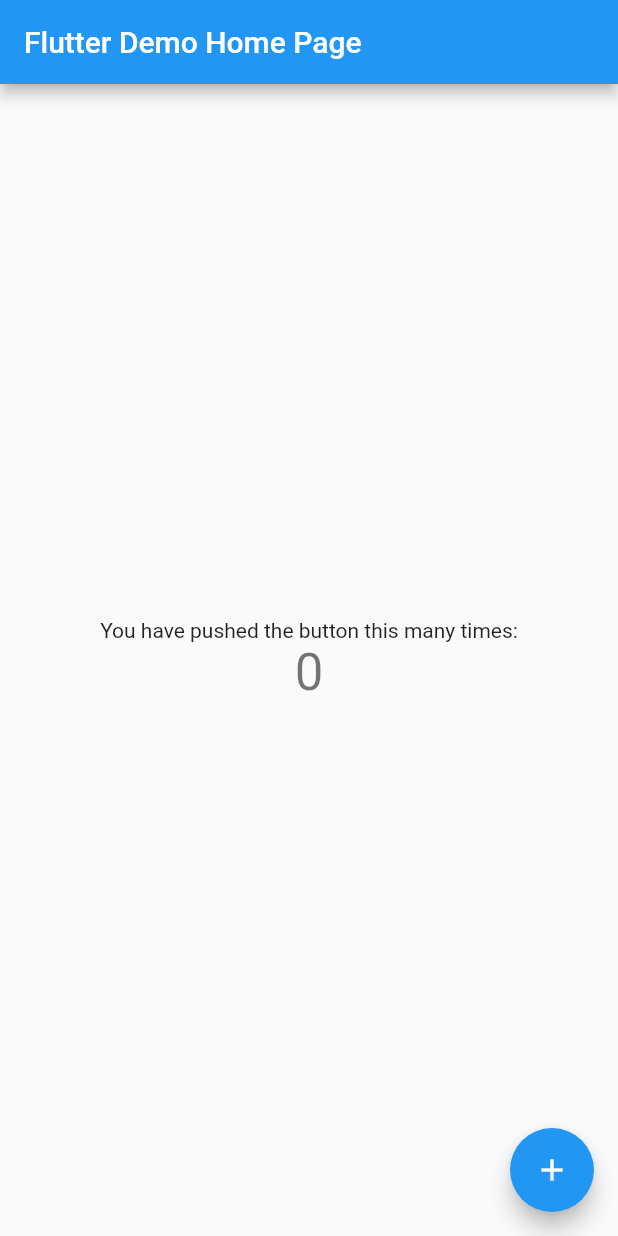
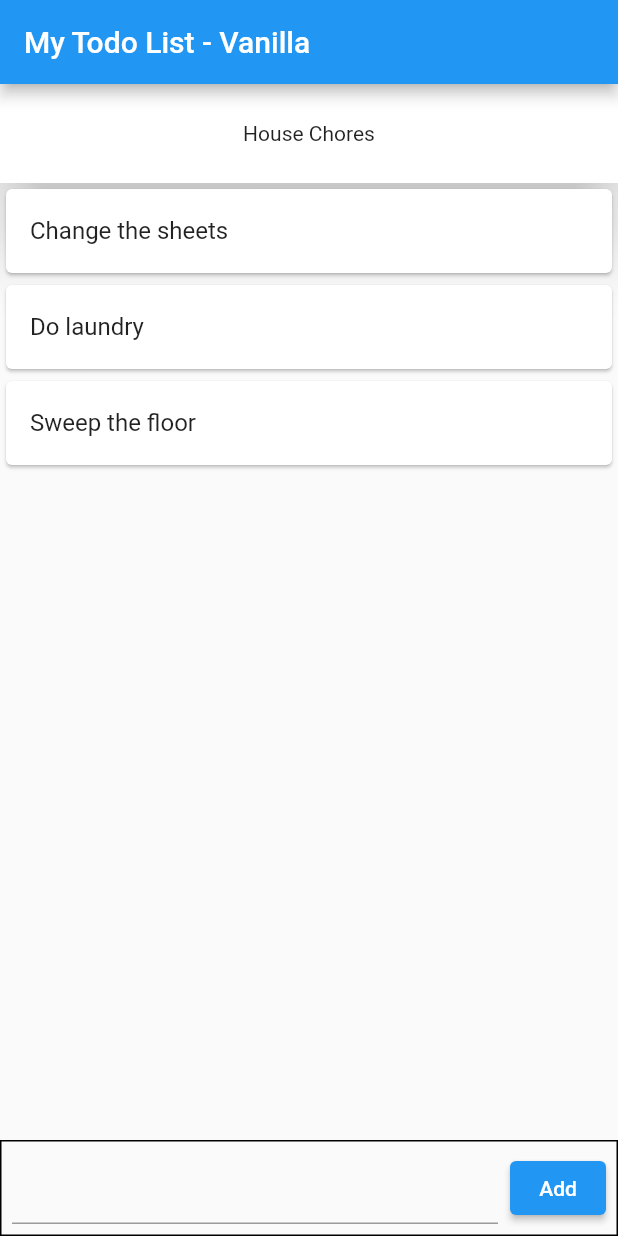
Before and after one commit to BasakK6/flutter_state_management, a Flutter app: the screen it shows after launch, on a phone screen of 412 x 824 dp. Run offline on Flutter 3.47's test engine with Material 2 defaults, Android fonts, the phone set to English and light mode, and no system bars; our stand-ins replace logger.

Commit message:
implemented a simple todo app with vanilla state management

```diff
--- a/lib/main.dart
+++ b/lib/main.dart
@@ -1,4 +1,5 @@
 import 'package:flutter/material.dart';
+import 'package:flutter_state_management/todo_view.dart';
 
 void main() {
   runApp(const MyApp());
@@ -7,109 +8,14 @@ void main() {
 class MyApp extends StatelessWidget {
   const MyApp({super.key});
 
-  // This widget is the root of your application.
   @override
   Widget build(BuildContext context) {
     return MaterialApp(
-      title: 'Flutter Demo',
+      title: 'State Management Methods',
       theme: ThemeData(
-        // This is the theme of your application.
-        //
-        // Try running your application with "flutter run". You'll see the
-        // application has a blue toolbar. Then, without quitting the app, try
-        // changing the primarySwatch below to Colors.green and then invoke
-        // "hot reload" (press "r" in the console where you ran "flutter run",
-        // or simply save your changes to "hot reload" in a Flutter IDE).
-        // Notice that the counter didn't reset back to zero; the application
-        // is not restarted.
         primarySwatch: Colors.blue,
       ),
-      home: const MyHomePage(title: 'Flutter Demo Home Page'),
+      home: const TodoView(),
     );
   }
 }
-
-class MyHomePage extends StatefulWidget {
-  const MyHomePage({super.key, required this.title});
-
-  // This widget is the home page of your application. It is stateful, meaning
-  // that it has a State object (defined below) that contains fields that affect
-  // how it looks.
-
-  // This class is the configuration for the state. It holds the values (in this
-  // case the title) provided by the parent (in this case the App widget) and
-  // used by the build method of the State. Fields in a Widget subclass are
-  // always marked "final".
-
-  final String title;
-
-  @override
-  State<MyHomePage> createState() => _MyHomePageState();
-}
-
-class _MyHomePageState extends State<MyHomePage> {
-  int _counter = 0;
-
-  void _incrementCounter() {
-    setState(() {
-      // This call to setState tells the Flutter framework that something has
-      // changed in this State, which causes it to rerun the build method below
-      // so that the display can reflect the updated values. If we changed
-      // _counter without calling setState(), then the build method would not be
-      // called again, and so nothing would appear to happen.
-      _counter++;
-    });
-  }
-
-  @override
-  Widget build(BuildContext context) {
-    // This method is rerun every time setState is called, for instance as done
-    // by the _incrementCounter method above.
-    //
-    // The Flutter framework has been optimized to make rerunning build methods
-    // fast, so that you can just rebuild anything that needs updating rather
-    // than having to individually change instances of widgets.
-    return Scaffold(
-      appBar: AppBar(
-        // Here we take the value from the MyHomePage object that was created by
-        // the App.build method, and use it to set our appbar title.
-        title: Text(widget.title),
-      ),
-      body: Center(
-        // Center is a layout widget. It takes a single child and positions it
-        // in the middle of the parent.
-        child: Column(
-          // Column is also a layout widget. It takes a list of children and
-          // arranges them vertically. By default, it sizes itself to fit its
-          // children horizontally, and tries to be as tall as its parent.
-          //
-          // Invoke "debug painting" (press "p" in the console, choose the
-          // "Toggle Debug Paint" action from the Flutter Inspector in Android
-          // Studio, or the "Toggle Debug Paint" command in Visual Studio Code)
-          // to see the wireframe for each widget.
-          //
-          // Column has various properties to control how it sizes itself and
-          // how it positions its children. Here we use mainAxisAlignment to
-          // center the children vertically; the main axis here is the vertical
-          // axis because Columns are vertical (the cross axis would be
-          // horizontal).
-          mainAxisAlignment: MainAxisAlignment.center,
-          children: <Widget>[
-            const Text(
-              'You have pushed the button this many times:',
-            ),
-            Text(
-              '$_counter',
-              style: Theme.of(context).textTheme.headline4,
-            ),
-          ],
-        ),
-      ),
-      floatingActionButton: FloatingActionButton(
-        onPressed: _incrementCounter,
-        tooltip: 'Increment',
-        child: const Icon(Icons.add),
-      ), // This trailing comma makes auto-formatting nicer for build methods.
-    );
-  }
-}
--- /dev/null
+++ b/lib/repository/todo_repository.dart
@@ -0,0 +1,13 @@
+class TodoRepository {
+  List<String> todoItems = [
+    "Change the sheets",
+    "Do laundry",
+    "Sweep the floor",
+  ];
+
+  String category = "House Chores";
+
+  void addItem(String text) {
+    todoItems.add(text);
+  }
+}
--- /dev/null
+++ b/lib/todo_view.dart
@@ -0,0 +1,180 @@
+import 'package:flutter/material.dart';
+import 'package:flutter_state_management/utility/project_logger.dart';
+import 'package:flutter_state_management/repository/todo_repository.dart';
+
+class TodoView extends StatefulWidget {
+  const TodoView({Key? key}) : super(key: key);
+
+  @override
+  State<TodoView> createState() => _TodoViewState();
+}
+
+class _TodoViewState extends State<TodoView> {
+  late TodoRepository todoRepository;
+
+  @override
+  void initState() {
+    super.initState();
+    todoRepository = TodoRepository();
+  }
+
+  void addTodo(String text) {
+    setState(() {
+      todoRepository.addItem(text);
+    });
+  }
+
+  @override
+  Widget build(BuildContext context) {
+    //print("TodoView build run");
+    ProjectLogger().logger.i("TodoView build run");
+    return Scaffold(
+      appBar: buildAppBar(),
+      body: CategoryBody(
+        category: todoRepository.category,
+        todoItems: todoRepository.todoItems,
+        addTodo: addTodo,
+      ),
+    );
+  }
+
+  AppBar buildAppBar() {
+    return AppBar(title: const Text("My Todo List - Vanilla"));
+  }
+}
+
+class CategoryBody extends StatelessWidget {
+  const CategoryBody({
+    super.key,
+    required this.category,
+    required this.todoItems,
+    required this.addTodo,
+  });
+
+  final String category;
+  final List<String> todoItems;
+  final void Function(String text) addTodo;
+
+  @override
+  Widget build(BuildContext context) {
+    //print("CategoryBody build run");
+    ProjectLogger().logger.i("CategoryBody build run");
+    return Column(
+      children: [
+        CategoryTitleWidget(category: category),
+        Expanded(
+          child: CategoryItems(todoItems: todoItems),
+        ),
+        CategoryInput(addTodo: addTodo),
+      ],
+    );
+  }
+}
+
+class CategoryTitleWidget extends StatelessWidget {
+  const CategoryTitleWidget({
+    super.key,
+    required this.category,
+  });
+
+  final String category;
+
+  @override
+  Widget build(BuildContext context) {
+    //print("CategoryTitle build run");
+    ProjectLogger().logger.i("CategoryTitle build run");
+    return PhysicalModel(
+      elevation: 20,
+      color: Colors.white,
+      child: Center(
+        child: Padding(
+          padding: const EdgeInsets.all(25.0),
+          child: Text(category),
+        ),
+      ),
+    );
+  }
+}
+
+class CategoryItems extends StatelessWidget {
+  const CategoryItems({
+    super.key,
+    required this.todoItems,
+  });
+
+  final List<String> todoItems;
+
+  @override
+  Widget build(BuildContext context) {
+    // print("CategoryItems build run");
+    ProjectLogger().logger.i("CategoryItems build run");
+    return ListView.builder(
+      itemBuilder: (BuildContext context, int index) {
+        return Card(
+          child: ListTile(
+            title: Text(todoItems[index]),
+          ),
+        );
+      },
+      itemCount: todoItems.length,
+    );
+  }
+}
+
+class CategoryInput extends StatefulWidget {
+  const CategoryInput({
+    super.key,
+    required this.addTodo,
+  });
+
+  final void Function(String text) addTodo;
+
+  @override
+  State<CategoryInput> createState() => _CategoryInputState();
+}
+
+class _CategoryInputState extends State<CategoryInput> {
+  late final TextEditingController controller;
+
+  @override
+  void initState() {
+    super.initState();
+    controller = TextEditingController();
+  }
+
+  @override
+  void dispose() {
+    controller.dispose();
+    super.dispose();
+  }
+
+  @override
+  Widget build(BuildContext context) {
+    //print("CategoryInput build run");
+    ProjectLogger().logger.i("CategoryInput build run");
+    return DecoratedBox(
+      decoration: BoxDecoration(border: Border.all()),
+      child: Row(
+        children: [
+          Expanded(
+              child: Padding(
+            padding: const EdgeInsets.all(8.0),
+            child: TextField(
+              controller: controller,
+            ),
+          )),
+          Padding(
+            padding: const EdgeInsets.only(right: 8.0),
+            child: ElevatedButton(
+              onPressed: () {
+                widget.addTodo(controller.text);
+                controller.clear();
+              },
+              child: const Text("Add"),
+            ),
+          )
+        ],
+      ),
+    );
+  }
+}
--- /dev/null
+++ b/lib/utility/project_logger.dart
@@ -0,0 +1,16 @@
+import 'package:logger/logger.dart';
+
+class ProjectLogger {
+  Logger logger = Logger(
+    printer: PrettyPrinter(),
+  );
+
+  //Singleton Pattern
+  ProjectLogger._private_constuctor();
+
+  static final ProjectLogger _instance = ProjectLogger._private_constuctor();
+
+  factory ProjectLogger() {
+    return _instance;
+  }
+}
--- a/pubspec.yaml
+++ b/pubspec.yaml
@@ -36,6 +36,8 @@ dependencies:
   # The following adds the Cupertino Icons font to your application.
   # Use with the CupertinoIcons class for iOS style icons.
   cupertino_icons: ^1.0.2
+  #logging:
+  logger: ^1.1.0
 
 dev_dependencies:
   flutter_test:
```
Also changed, not shown: pubspec.lock.
